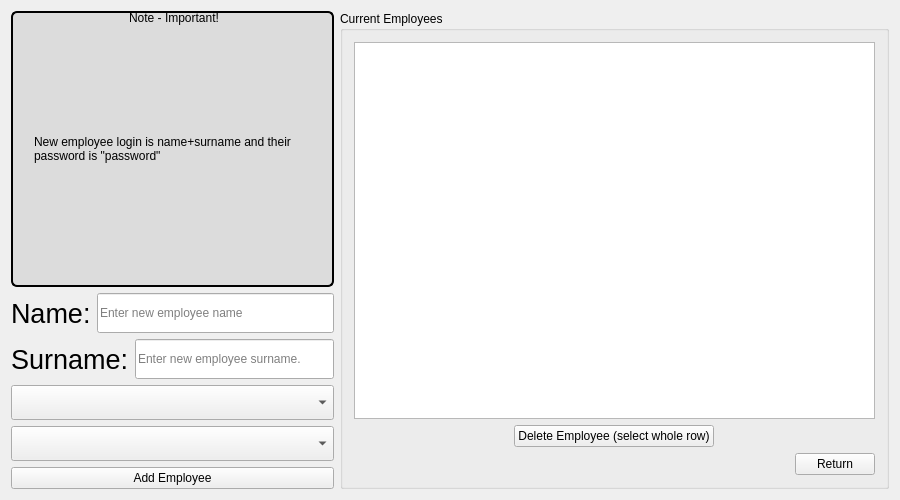
Old version of the form EmployeeManager.ui in the repository JustKoshi/QTCinemaProject.
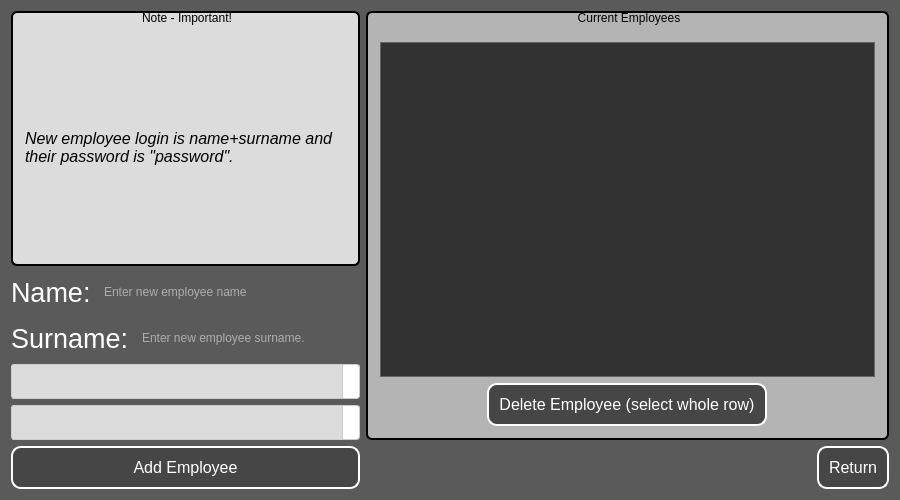
New version of the form. Icons and pictures are not drawn.

```diff
--- a/EmployeeManager.ui
+++ b/EmployeeManager.ui
@@ -25,7 +25,12 @@
   <property name="windowTitle">
    <string>EmployeeManager</string>
   </property>
-  <layout class="QHBoxLayout" name="horizontalLayout_3" stretch="10,17">
+  <property name="styleSheet">
+   <string notr="true">QWidget{
+background-color: rgb(90,90,90);
+}</string>
+  </property>
+  <layout class="QHBoxLayout" name="horizontalLayout_3" stretch="2,3">
    <item>
     <layout class="QVBoxLayout" name="verticalLayout">
      <item>
@@ -52,8 +57,21 @@
        <layout class="QHBoxLayout" name="horizontalLayout_4">
         <item>
          <widget class="QLabel" name="label_3">
+          <property name="font">
+           <font>
+            <family>Arial</family>
+            <pointsize>12</pointsize>
+            <italic>true</italic>
+           </font>
+          </property>
+          <property name="styleSheet">
+           <string notr="true">QLabel{
+  background-color: rgb(220, 220, 220);
+}
+</string>
+          </property>
           <property name="text">
-           <string>New employee login is name+surname and their password is &quot;password&quot;</string>
+           <string>New employee login is name+surname and their password is &quot;password&quot;.</string>
           </property>
           <property name="wordWrap">
            <bool>true</bool>
@@ -69,9 +87,15 @@
         <widget class="QLabel" name="label">
          <property name="font">
           <font>
+           <family>Arial</family>
            <pointsize>20</pointsize>
           </font>
          </property>
+         <property name="styleSheet">
+          <string notr="true">QLabel{
+color: white;
+}</string>
+         </property>
          <property name="text">
           <string>Name:</string>
          </property>
@@ -85,6 +109,18 @@
            <height>40</height>
           </size>
          </property>
+         <property name="styleSheet">
+          <string notr="true">QLineEdit{
+border: none;
+border-bottom: 3px solid rbg(255,255,255);
+background-color: Transparent;
+color: white;
+padding:5px 5px 5px 5px;
+}
+QLineEdit:Focus{
+border:2px solid rgb(255,255,255);
+}</string>
+         </property>
          <property name="placeholderText">
           <string>Enter new employee name</string>
          </property>
@@ -98,9 +134,15 @@
         <widget class="QLabel" name="label_2">
          <property name="font">
           <font>
+           <family>Arial</family>
            <pointsize>20</pointsize>
           </font>
          </property>
+         <property name="styleSheet">
+          <string notr="true">QLabel{
+color: white;
+}</string>
+         </property>
          <property name="text">
           <string>Surname:</string>
          </property>
@@ -114,6 +156,18 @@
            <height>40</height>
           </size>
          </property>
+         <property name="styleSheet">
+          <string notr="true">QLineEdit{
+border: none;
+border-bottom: 3px solid rbg(255,255,255);
+background-color: Transparent;
+color: white;
+padding:5px 5px 5px 5px;
+}
+QLineEdit:Focus{
+border:2px solid rgb(255,255,255);
+}</string>
+         </property>
          <property name="placeholderText">
           <string>Enter new employee surname.</string>
          </property>
@@ -129,6 +183,43 @@
          <height>35</height>
         </size>
        </property>
+       <property name="styleSheet">
+        <string notr="true">QComboBox {
+    background-color: white; 
+    border: 1px solid #ccc;
+    border-radius: 3px; 
+    padding: 1px 18px 1px 3px; 
+     background-color: rgb(220, 220, 220);
+}
+
+QComboBox:hover {
+    border: 1px solid #aaa; 
+}
+
+QComboBox::drop-down {
+    subcontrol-origin: padding;
+    subcontrol-position: right; 
+    width: 16px;
+    border-left-width: 1px;
+    border-left-color: #ccc; 
+    border-left-style: solid; 
+    border-top-right-radius: 3px; 
+    border-bottom-right-radius: 3px; 
+    background-color: white; 
+ 
+}
+
+QComboBox::down-arrow {
+	image: url(:/ProjectionScreen/Resource files/icons/down2.png);
+    height:12px;
+	width: 12px;
+}
+
+QComboBox::down-arrow:on {
+    top: 1px;
+    left: 1px;
+}</string>
+       </property>
       </widget>
      </item>
      <item>
@@ -139,10 +230,66 @@
          <height>35</height>
         </size>
        </property>
+       <property name="styleSheet">
+        <string notr="true">QComboBox {
+  background-color: rgb(220, 220, 220);
+    border: 1px solid #ccc;
+    border-radius: 3px; 
+    padding: 1px 18px 1px 3px; 
+   
+}
+
+QComboBox:hover {
+    border: 1px solid #aaa; 
+}
+
+QComboBox::drop-down {
+    subcontrol-origin: padding;
+    subcontrol-position: right; 
+    width: 16px;
+    border-left-width: 1px;
+    border-left-color: #ccc; 
+    border-left-style: solid; 
+    border-top-right-radius: 3px; 
+    border-bottom-right-radius: 3px; 
+
+    background-color: white; 
+ 
+}
+
+QComboBox::down-arrow {
+	image: url(:/ProjectionScreen/Resource files/icons/down2.png);
+    height:12px;
+	width: 12px;
+}
+
+QComboBox::down-arrow:on {
+    top: 1px;
+    left: 1px;
+}</string>
+       </property>
       </widget>
      </item>
      <item>
       <widget class="QPushButton" name="pushButton_add_employee">
+       <property name="styleSheet">
+        <string notr="true">   QPushButton {
+            background-color: rgb(70, 70, 70);
+            color: white;
+            border: 2px solid white;
+            border-radius: 10px;
+            padding: 10px;
+            font-size: 16px;
+        }
+        QPushButton:hover {
+            background-color: rgb(90, 90, 90);
+            border: 2px solid rgb(120, 120, 120);
+        }
+        QPushButton:pressed {
+            background-color: rgb(50, 50, 50);
+            border: 2px solid rgb(150, 150, 150);
+        }</string>
+       </property>
        <property name="text">
         <string>Add Employee</string>
        </property>
@@ -151,30 +298,113 @@
     </layout>
    </item>
    <item>
-    <widget class="QGroupBox" name="groupBox">
-     <property name="title">
-      <string>Current Employees</string>
-     </property>
-     <layout class="QVBoxLayout" name="verticalLayout_2">
-      <item>
-       <widget class="QTableView" name="tableView"/>
-      </item>
-      <item alignment="Qt::AlignHCenter">
-       <widget class="QPushButton" name="pushButton_delete_employee">
-        <property name="text">
-         <string>Delete Employee (select whole row)</string>
-        </property>
-       </widget>
-      </item>
-      <item alignment="Qt::AlignRight|Qt::AlignBottom">
-       <widget class="QPushButton" name="pushButton_return">
-        <property name="text">
-         <string>Return</string>
-        </property>
-       </widget>
-      </item>
-     </layout>
-    </widget>
+    <layout class="QVBoxLayout" name="verticalLayout_3">
+     <item>
+      <widget class="QGroupBox" name="groupBox">
+       <property name="styleSheet">
+        <string notr="true">QGroupBox {
+    background-color: rgb(180, 180, 180);
+    border: 2px solid black; 
+    border-radius: 6px; 
+    padding: 10px; 
+}
+
+QGroupBox::title {
+    subcontrol-origin: margin;
+    subcontrol-position: top center;
+    padding: 0 5px; 
+    background-color: transparent;
+    color: black; 
+}</string>
+       </property>
+       <property name="title">
+        <string>Current Employees</string>
+       </property>
+       <layout class="QVBoxLayout" name="verticalLayout_2">
+        <item>
+         <widget class="QTableView" name="tableView">
+          <property name="styleSheet">
+           <string notr="true">QTableView {
+    background-color: rgb(50, 50, 50);
+    color: white;
+    border: 1px solid rgb(100, 100, 100);
+    gridline-color: rgb(70, 70, 70);
+    selection-background-color: rgb(90, 90, 90);
+    selection-color: white;
+}
+
+QHeaderView::section {
+    background-color: rgb(70, 70, 70);
+    color: white;
+    padding: 5px;
+    border: 1px solid rgb(100, 100, 100);
+}
+
+QTableCornerButton::section {
+    background-color: rgb(70, 70, 70);
+    border: 1px solid rgb(100, 100, 100);
+}
+
+QTableView QTableView::item {
+    border: 1px solid rgb(70, 70, 70);
+}</string>
+          </property>
+         </widget>
+        </item>
+        <item alignment="Qt::AlignHCenter">
+         <widget class="QPushButton" name="pushButton_delete_employee">
+          <property name="styleSheet">
+           <string notr="true">   QPushButton {
+            background-color: rgb(70, 70, 70);
+            color: white;
+            border: 2px solid white;
+            border-radius: 10px;
+            padding: 10px;
+            font-size: 16px;
+        }
+        QPushButton:hover {
+            background-color: rgb(90, 90, 90);
+            border: 2px solid rgb(120, 120, 120);
+        }
+        QPushButton:pressed {
+            background-color: rgb(50, 50, 50);
+            border: 2px solid rgb(150, 150, 150);
+        }</string>
+          </property>
+          <property name="text">
+           <string>Delete Employee (select whole row)</string>
+          </property>
+         </widget>
+        </item>
+       </layout>
+      </widget>
+     </item>
+     <item alignment="Qt::AlignRight|Qt::AlignVCenter">
+      <widget class="QPushButton" name="pushButton_return">
+       <property name="styleSheet">
+        <string notr="true">   QPushButton {
+            background-color: rgb(70, 70, 70);
+            color: white;
+            border: 2px solid white;
+            border-radius: 10px;
+            padding: 10px;
+            font-size: 16px;
+        }
+        QPushButton:hover {
+            background-color: rgb(90, 90, 90);
+            border: 2px solid rgb(120, 120, 120);
+        }
+        QPushButton:pressed {
+            background-color: rgb(50, 50, 50);
+            border: 2px solid rgb(150, 150, 150);
+        }</string>
+       </property>
+       <property name="text">
+        <string>Return</string>
+       </property>
+      </widget>
+     </item>
+    </layout>
    </item>
   </layout>
  </widget>
```
Left out of the diff: 18 changed lines with no effect on the pictures.
